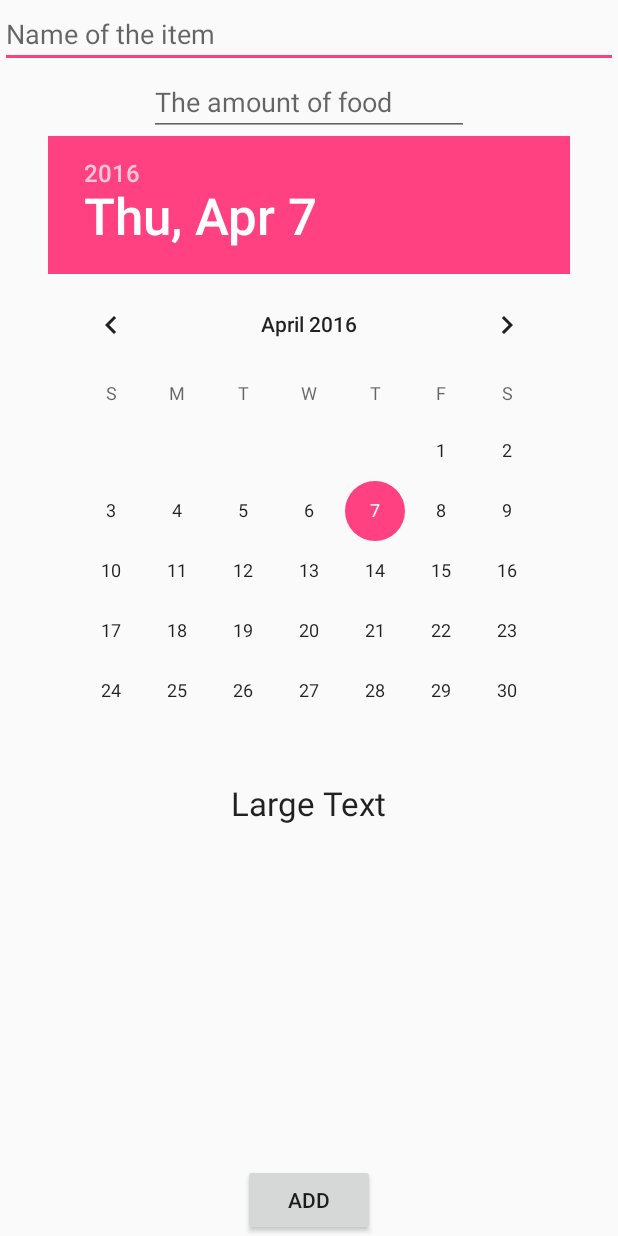
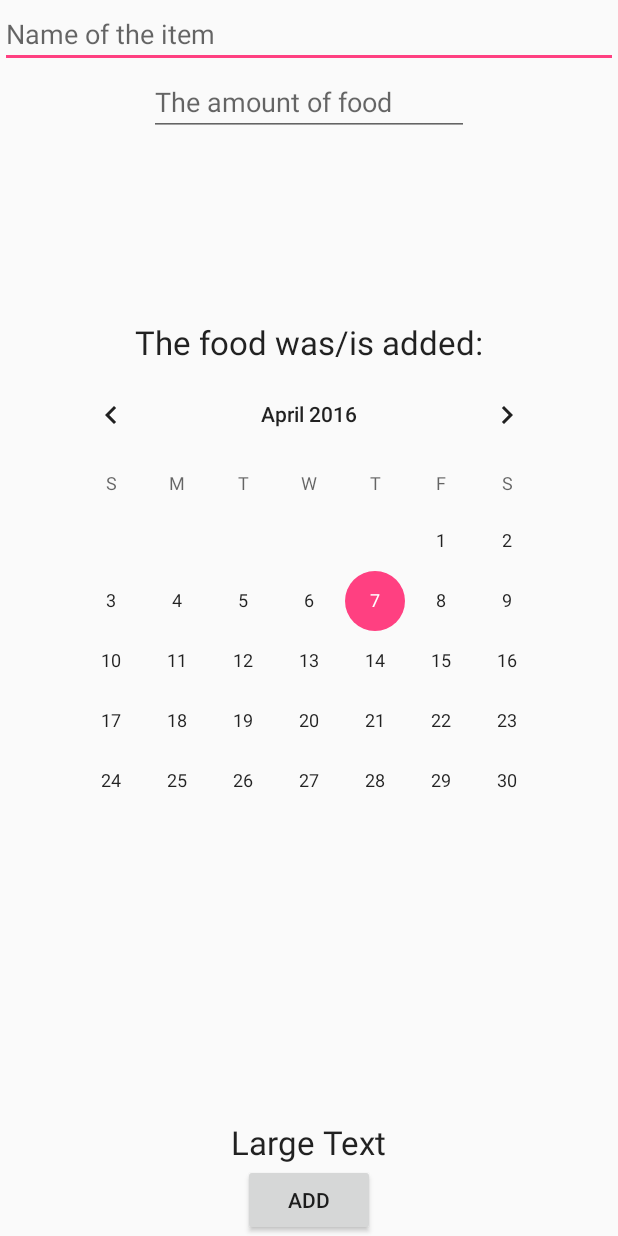
Before and after one commit to jakepurple13/FoodFinder2, an Android app: the layout additemmanually.xml on its own in the app's theme, with its tools: preview values and no code run, on a phone screen of 412 x 824 dp. Run offline under Robolectric (Android 15) with nearby library versions, the phone set to English and light mode, and no system bars.

Commit message:
Modified the manual add

```diff
--- a/app/src/main/res/layout/additemmanually.xml
+++ b/app/src/main/res/layout/additemmanually.xml
@@ -9,10 +9,9 @@
         android:id="@+id/foodName"
         android:hint="Name of the item"
         android:layout_gravity="center_horizontal"
-        android:layout_alignParentLeft="true"
         android:layout_marginLeft="0dp"
         android:layout_alignParentTop="true"
-        android:layout_marginTop="0dp" />
+        android:layout_alignParentStart="true" />
 
     <EditText
         android:layout_width="wrap_content"
@@ -32,20 +31,30 @@
         android:layout_alignParentBottom="true"
         android:layout_centerHorizontal="true" />
 
-    <DatePicker
+    <TextView
+        android:layout_width="wrap_content"
+        android:layout_height="wrap_content"
+        android:textAppearance="?android:attr/textAppearanceLarge"
+        android:text="Large Text"
+        android:id="@+id/dateViewer"
+        android:layout_above="@+id/submitItem"
+        android:layout_centerHorizontal="true" />
+
+    <CalendarView
         android:layout_width="wrap_content"
         android:layout_height="wrap_content"
         android:id="@+id/datePicker"
-        android:layout_below="@+id/quantityofFood"
+        android:spinnersShown="false"
+        android:layout_centerVertical="true"
         android:layout_centerHorizontal="true" />
 
     <TextView
         android:layout_width="wrap_content"
         android:layout_height="wrap_content"
         android:textAppearance="?android:attr/textAppearanceLarge"
-        android:text="Large Text"
-        android:id="@+id/dateViewer"
-        android:layout_below="@+id/datePicker"
+        android:text="The food was/is added:"
+        android:id="@+id/textView4"
+        android:layout_above="@+id/datePicker"
         android:layout_centerHorizontal="true" />
 
 
```
Also changed, not shown: app/src/main/java/pace/food/foodfinder/MainActivity.java (+17 -8 lines).
